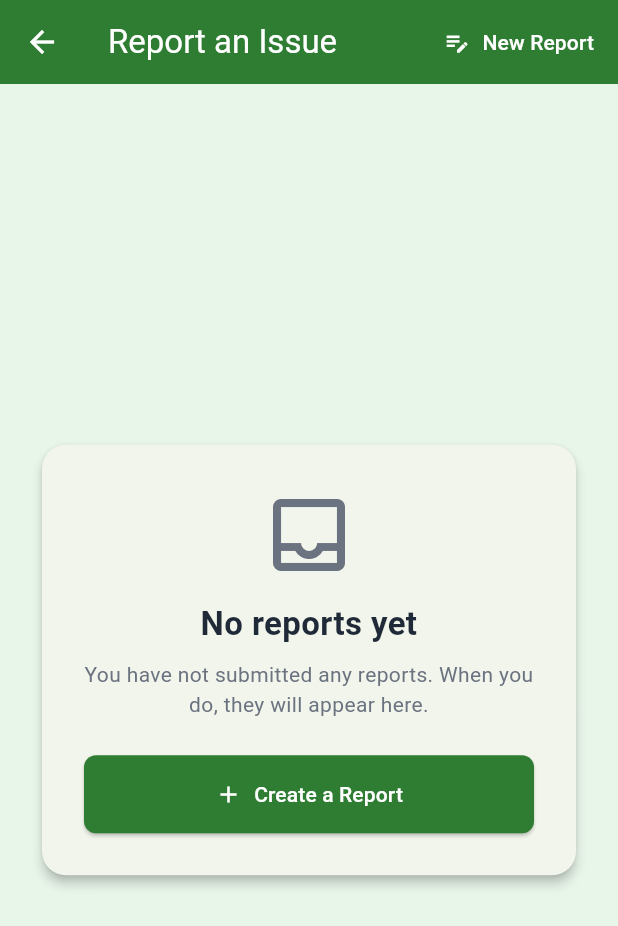
After one commit to PedroXenoz/tutor_match_ai, a Flutter app: the ReportFormScreen screen opened by its route, after a tap on "Submit Report", after a tap on "My Reports", on a phone screen of 412 x 824 dp. The commit adds this screen. Shown: the top 926 px of the screen. Run offline on Flutter 3.47's test engine with Material 3 defaults, Android fonts, the phone set to English and light mode, and no system bars.

Commit message:
Add report form and Flutter UI states

```diff
--- a/lib/routes/app_routes.dart
+++ b/lib/routes/app_routes.dart
@@ -2,6 +2,7 @@ import 'package:flutter/material.dart';
 
 import '../screens/home_screen.dart';
 import '../screens/login_screen.dart';
+import '../screens/report_form_screen.dart';
 
 /// Route names and the route table, kept in one place
 /// so names are never mistyped across files.
@@ -10,9 +11,11 @@ class AppRoutes {
 
   static const String home = '/';
   static const String login = '/login';
+  static const String report = '/report';
 
   static final Map<String, WidgetBuilder> routes = {
     home: (context) => const HomeScreen(),
     login: (context) => const LoginScreen(),
+    report: (context) => const ReportFormScreen(),
   };
 }
--- a/lib/screens/home_screen.dart
+++ b/lib/screens/home_screen.dart
@@ -11,21 +11,17 @@ class HomeScreen extends StatelessWidget {
 
   // FICTIONAL demonstration data - not real people.
   static const List<Tutor> _sampleTutors = [
-    Tutor(
-        name: 'Maria Santos',
-        subject: 'Mathematics',
-        hourlyRate: 250,
-        rating: 4.8),
-    Tutor(
-        name: 'Juan Dela Cruz',
-        subject: 'Programming',
-        hourlyRate: 300,
-        rating: 4.6),
+    Tutor(name: 'Maria Santos', subject: 'Mathematics', hourlyRate: 250, rating: 4.8),
+    Tutor(name: 'Juan Dela Cruz', subject: 'Programming', hourlyRate: 300, rating: 4.6),
     Tutor(name: 'Ana Reyes', subject: 'English', hourlyRate: 200, rating: 4.9),
   ];
 
   void _goToLogin(BuildContext context) {
     Navigator.pushNamed(context, AppRoutes.login);
+  }
+
+  void _goToReport(BuildContext context) {
+    Navigator.pushNamed(context, AppRoutes.report);
   }
 
   @override
@@ -50,8 +46,7 @@ class HomeScreen extends StatelessWidget {
       padding: const EdgeInsets.symmetric(horizontal: 24, vertical: 12),
       decoration: const BoxDecoration(
         color: AppColors.background,
-        border:
-            Border(bottom: BorderSide(color: AppColors.primaryLight, width: 2)),
+        border: Border(bottom: BorderSide(color: AppColors.primaryLight, width: 2)),
       ),
       child: Row(
         children: [
@@ -69,6 +64,13 @@ class HomeScreen extends StatelessWidget {
             ),
           ),
           const Spacer(),
+          AppButton(
+            label: 'Report',
+            icon: Icons.flag_outlined,
+            outlined: true,
+            onPressed: () => _goToReport(context),
+          ),
+          const SizedBox(width: 8),
           AppButton(
             label: 'Login',
             outlined: true,
@@ -104,8 +106,7 @@ class HomeScreen extends StatelessWidget {
               'find tutors that fit their subjects and needs. Smart matching '
               'will be added in a future stage of the project.',
               textAlign: TextAlign.center,
-              style: TextStyle(
-                  fontSize: 16, color: AppColors.textDark, height: 1.5),
+              style: TextStyle(fontSize: 16, color: AppColors.textDark, height: 1.5),
             ),
           ),
           const SizedBox(height: 28),
@@ -194,12 +195,10 @@ class _TutorCard extends StatelessWidget {
               const SizedBox(height: 12),
               Text(
                 tutor.name,
-                style:
-                    const TextStyle(fontSize: 18, fontWeight: FontWeight.bold),
+                style: const TextStyle(fontSize: 18, fontWeight: FontWeight.bold),
               ),
               const SizedBox(height: 4),
-              Text(tutor.subject,
-                  style: const TextStyle(color: AppColors.textMuted)),
+              Text(tutor.subject, style: const TextStyle(color: AppColors.textMuted)),
               const SizedBox(height: 12),
               Text(
                 '\u20B1${tutor.hourlyRate} / hour',
--- /dev/null
+++ b/lib/screens/report_form_screen.dart
@@ -0,0 +1,372 @@
+import 'package:flutter/material.dart';
+
+import '../constants/app_colors.dart';
+import '../widgets/app_button.dart';
+import '../widgets/app_text_field.dart';
+
+/// The five UI states used by this screen.
+enum ReportUiState { idle, loading, success, empty, error }
+
+/// A report saved in memory only (SIMULATED - no database yet).
+class _Report {
+  final String title;
+  final String tutorName;
+  final String category;
+  const _Report(this.title, this.tutorName, this.category);
+}
+
+/// Report form (DEMO): lets a student report a problem with a tutor session
+/// or the platform. Submission is SIMULATED with Future.delayed; nothing is
+/// sent to a server or saved to a database.
+class ReportFormScreen extends StatefulWidget {
+  const ReportFormScreen({super.key});
+
+  @override
+  State<ReportFormScreen> createState() => _ReportFormScreenState();
+}
+
+class _ReportFormScreenState extends State<ReportFormScreen> {
+  static const _categories = [
+    'Tutor no-show',
+    'Inappropriate behavior',
+    'Wrong subject / content',
+    'Billing concern',
+    'Website problem',
+  ];
+
+  final _formKey = GlobalKey<FormState>();
+  final _titleController = TextEditingController();
+  final _tutorController = TextEditingController();
+  final _descController = TextEditingController();
+
+  String? _category;
+  ReportUiState _uiState = ReportUiState.idle;
+  bool _showList = false; // true = "My Reports" view
+  bool _simulateFailure = false; // demo switch to trigger the Error state
+  final List<_Report> _reports = [];
+
+  @override
+  void dispose() {
+    _titleController.dispose();
+    _tutorController.dispose();
+    _descController.dispose();
+    super.dispose();
+  }
+
+  // ---------- validators (field-level) ----------
+  String? _requireText(String? v, String label, {int min = 1}) {
+    final t = v?.trim() ?? '';
+    if (t.isEmpty) return 'Please enter $label.';
+    if (t.length < min) return '$label must be at least $min characters.';
+    return null;
+  }
+
+  // ---------- state transitions ----------
+  /// Called by the Submit button: validate first, then send.
+  Future<void> _submitReport() async {
+    if (!_formKey.currentState!.validate()) return;
+    await _send();
+  }
+
+  /// The simulated request. Also used by the Retry button.
+  Future<void> _send() async {
+    setState(() => _uiState = ReportUiState.loading);
+    try {
+      await Future<void>.delayed(const Duration(seconds: 3)); // SIMULATED
+      if (_simulateFailure) throw Exception('Simulated failure');
+      if (!mounted) return;
+      setState(() {
+        _reports.add(_Report(
+          _titleController.text.trim(),
+          _tutorController.text.trim(),
+          _category ?? '',
+        ));
+        _uiState = ReportUiState.success;
+      });
+    } catch (_) {
+      if (!mounted) return;
+      setState(() {
+        _simulateFailure = false; // so Retry can succeed in the demo
+        _uiState = ReportUiState.error;
+      });
+    }
+  }
+
+  void _newReport() {
+    _formKey.currentState?.reset();
+    _titleController.clear();
+    _tutorController.clear();
+    _descController.clear();
+    setState(() {
+      _category = null;
+      _showList = false;
+      _uiState = ReportUiState.idle;
+    });
+  }
+
+  void _backToForm() => setState(() {
+        _showList = false;
+        _uiState = ReportUiState.idle;
+      });
+
+  void _openReports() => setState(() {
+        _showList = true;
+        _uiState = _reports.isEmpty ? ReportUiState.empty : ReportUiState.idle;
+      });
+
+  // ---------- build ----------
+  @override
+  Widget build(BuildContext context) {
+    return Scaffold(
+      backgroundColor: AppColors.primaryLight,
+      appBar: AppBar(
+        backgroundColor: AppColors.primary,
+        foregroundColor: Colors.white,
+        title: const Text('Report an Issue'),
+        actions: [
+          TextButton.icon(
+            onPressed: _showList ? _backToForm : _openReports,
+            icon: Icon(_showList ? Icons.edit_note : Icons.list_alt,
+                color: Colors.white),
+            label: Text(_showList ? 'New Report' : 'My Reports',
+                style: const TextStyle(color: Colors.white)),
+          ),
+        ],
+      ),
+      body: Center(
+        child: SingleChildScrollView(
+          padding: const EdgeInsets.all(24),
+          child: ConstrainedBox(
+            constraints: const BoxConstraints(maxWidth: 520),
+            child: Card(
+              elevation: 3,
+              shape: RoundedRectangleBorder(
+                  borderRadius: BorderRadius.circular(16)),
+              child: Padding(
+                padding: const EdgeInsets.all(28),
+                child: _buildBody(),
+              ),
+            ),
+          ),
+        ),
+      ),
+    );
+  }
+
+  Widget _buildBody() {
+    if (_showList) {
+      return _uiState == ReportUiState.empty ? _buildEmpty() : _buildList();
+    }
+    switch (_uiState) {
+      case ReportUiState.success:
+        return _buildSuccess();
+      case ReportUiState.error:
+        return _buildError();
+      case ReportUiState.empty: // only reachable from the list view
+      case ReportUiState.idle:
+      case ReportUiState.loading:
+        return _buildForm();
+    }
+  }
+
+  // ---------- IDLE + LOADING: the form ----------
+  Widget _buildForm() {
+    final loading = _uiState == ReportUiState.loading;
+    return Form(
+      key: _formKey,
+      child: Column(
+        mainAxisSize: MainAxisSize.min,
+        crossAxisAlignment: CrossAxisAlignment.stretch,
+        children: [
+          const Text(
+            'Tutor Match AI - Report Form',
+            textAlign: TextAlign.center,
+            style: TextStyle(
+                fontSize: 22,
+                fontWeight: FontWeight.bold,
+                color: AppColors.primaryDark),
+          ),
+          const SizedBox(height: 4),
+          const Text(
+            'Demonstration only - submission is simulated.',
+            textAlign: TextAlign.center,
+            style: TextStyle(color: AppColors.textMuted),
+          ),
+          const SizedBox(height: 20),
+          AppTextField(
+            label: 'Report title',
+            controller: _titleController,
+            icon: Icons.title,
+            enabled: !loading,
+            validator: (v) => _requireText(v, 'a report title', min: 5),
+          ),
+          const SizedBox(height: 16),
+          AppTextField(
+            label: 'Tutor name (fictional)',
+            controller: _tutorController,
+            icon: Icons.person_outline,
+            enabled: !loading,
+            validator: (v) => _requireText(v, 'the tutor name', min: 2),
+          ),
+          const SizedBox(height: 16),
+          DropdownButtonFormField<String>(
+            value: _category,
+            decoration: InputDecoration(
+              labelText: 'Category',
+              prefixIcon:
+                  const Icon(Icons.category_outlined, color: AppColors.primary),
+              border: OutlineInputBorder(borderRadius: BorderRadius.circular(8)),
+            ),
+            items: _categories
+                .map((c) => DropdownMenuItem(value: c, child: Text(c)))
+                .toList(),
+            onChanged: loading ? null : (v) => setState(() => _category = v),
+            validator: (v) => v == null ? 'Please choose a category.' : null,
+          ),
+          const SizedBox(height: 16),
+          AppTextField(
+            label: 'Description',
+            controller: _descController,
+            icon: Icons.description_outlined,
+            maxLines: 4,
+            enabled: !loading,
+            validator: (v) => _requireText(v, 'a description', min: 10),
+          ),
+          const SizedBox(height: 8),
+          SwitchListTile(
+            contentPadding: EdgeInsets.zero,
+            activeColor: AppColors.primary,
+            title: const Text('Simulate server failure (demo)'),
+            subtitle: const Text('Turn on to demonstrate the Error state.'),
+            value: _simulateFailure,
+            onChanged:
+                loading ? null : (v) => setState(() => _simulateFailure = v),
+          ),
+          const SizedBox(height: 16),
+          // onPressed: null disables the button -> no duplicate submissions.
+          AppButton(
+            label: loading ? 'Submitting...' : 'Submit Report',
+            icon: loading ? null : Icons.send,
+            onPressed: loading ? null : _submitReport,
+          ),
+          if (loading) ...[
+            const SizedBox(height: 20),
+            const Center(child: CircularProgressIndicator(color: AppColors.primary)),
+            const SizedBox(height: 8),
+            const Text(
+              'Submitting your report... (simulated request)',
+              textAlign: TextAlign.center,
+              style: TextStyle(color: AppColors.textMuted),
+            ),
+          ],
+        ],
+      ),
+    );
+  }
+
+  // ---------- SUCCESS ----------
+  Widget _buildSuccess() {
+    return Column(
+      mainAxisSize: MainAxisSize.min,
+      crossAxisAlignment: CrossAxisAlignment.stretch,
+      children: [
+        const Icon(Icons.check_circle, color: AppColors.primary, size: 64),
+        const SizedBox(height: 12),
+        const Text('Report submitted!',
+            textAlign: TextAlign.center,
+            style: TextStyle(
+                fontSize: 22,
+                fontWeight: FontWeight.bold,
+                color: AppColors.primaryDark)),
+        const SizedBox(height: 8),
+        const Text(
+          'Your report was accepted by the SIMULATED demo. No real record was '
+          'saved to a database or sent to a server.',
+          textAlign: TextAlign.center,
+          style: TextStyle(color: AppColors.textMuted),
+        ),
+        const SizedBox(height: 24),
+        AppButton(label: 'View My Reports', icon: Icons.list_alt, onPressed: _openReports),
+        const SizedBox(height: 12),
+        AppButton(label: 'Submit Another Report', outlined: true, onPressed: _newReport),
+      ],
+    );
+  }
+
+  // ---------- ERROR ----------
+  Widget _buildError() {
+    return Column(
+      mainAxisSize: MainAxisSize.min,
+      crossAxisAlignment: CrossAxisAlignment.stretch,
+      children: [
+        const Icon(Icons.error_outline, color: Colors.red, size: 64),
+        const SizedBox(height: 12),
+        const Text('Submission failed',
+            textAlign: TextAlign.center,
+            style: TextStyle(
+                fontSize: 22, fontWeight: FontWeight.bold, color: Colors.red)),
+        const SizedBox(height: 8),
+        const Text(
+          'We could not submit your report (simulated failure). Your '
+          'answers are still saved - you can retry or edit them.',
+          textAlign: TextAlign.center,
+          style: TextStyle(color: AppColors.textMuted),
+        ),
+        const SizedBox(height: 24),
+        AppButton(label: 'Retry', icon: Icons.refresh, onPressed: _send),
+        const SizedBox(height: 12),
+        AppButton(label: 'Edit Report', outlined: true, onPressed: _backToForm),
+      ],
+    );
+  }
+
+  // ---------- EMPTY ----------
+  Widget _buildEmpty() {
+    return Column(
+      mainAxisSize: MainAxisSize.min,
+      crossAxisAlignment: CrossAxisAlignment.stretch,
+      children: [
+        const Icon(Icons.inbox_outlined, color: AppColors.textMuted, size: 64),
+        const SizedBox(height: 12),
+        const Text('No reports yet',
+            textAlign: TextAlign.center,
+            style: TextStyle(
+                fontSize: 22,
+                fontWeight: FontWeight.bold,
+                color: AppColors.textDark)),
+        const SizedBox(height: 8),
+        const Text(
+          'You have not submitted any reports. When you do, they will appear here.',
+          textAlign: TextAlign.center,
+          style: TextStyle(color: AppColors.textMuted),
+        ),
+        const SizedBox(height: 24),
+        AppButton(label: 'Create a Report', icon: Icons.add, onPressed: _backToForm),
+      ],
+    );
+  }
+
+  // ---------- LIST (has records) ----------
+  Widget _buildList() {
+    return Column(
+      mainAxisSize: MainAxisSize.min,
+      crossAxisAlignment: CrossAxisAlignment.stretch,
+      children: [
+        const Text('My Reports (demo, in memory)',
+            style: TextStyle(
+                fontSize: 20,
+                fontWeight: FontWeight.bold,
+                color: AppColors.primaryDark)),
+        const SizedBox(height: 12),
+        for (final r in _reports)
+          ListTile(
+            leading: const Icon(Icons.flag, color: AppColors.primary),
+            title: Text(r.title),
+            subtitle: Text('${r.category} - Tutor: ${r.tutorName}'),
+          ),
+        const SizedBox(height: 16),
+        AppButton(label: 'New Report', icon: Icons.add, onPressed: _newReport),
+      ],
+    );
+  }
+}
--- a/lib/widgets/app_button.dart
+++ b/lib/widgets/app_button.dart
@@ -5,7 +5,7 @@ import '../constants/app_colors.dart';
 /// Reusable button. Filled green by default, or outlined if [outlined] is true.
 class AppButton extends StatelessWidget {
   final String label;
-  final VoidCallback onPressed;
+  final VoidCallback? onPressed; // null = disabled (e.g., while loading)
   final bool outlined;
   final IconData? icon;
 
--- a/lib/widgets/app_text_field.dart
+++ b/lib/widgets/app_text_field.dart
@@ -10,6 +10,8 @@ class AppTextField extends StatelessWidget {
   final IconData icon;
   final bool obscureText;
   final TextInputType keyboardType;
+  final int maxLines;
+  final bool enabled;
   final String? Function(String?)? validator;
 
   const AppTextField({
@@ -19,6 +21,8 @@ class AppTextField extends StatelessWidget {
     required this.icon,
     this.obscureText = false,
     this.keyboardType = TextInputType.text,
+    this.maxLines = 1,
+    this.enabled = true,
     this.validator,
   });
 
@@ -28,6 +32,8 @@ class AppTextField extends StatelessWidget {
       controller: controller,
       obscureText: obscureText,
       keyboardType: keyboardType,
+      maxLines: obscureText ? 1 : maxLines,
+      enabled: enabled,
       validator: validator,
       decoration: InputDecoration(
         labelText: label,
```
